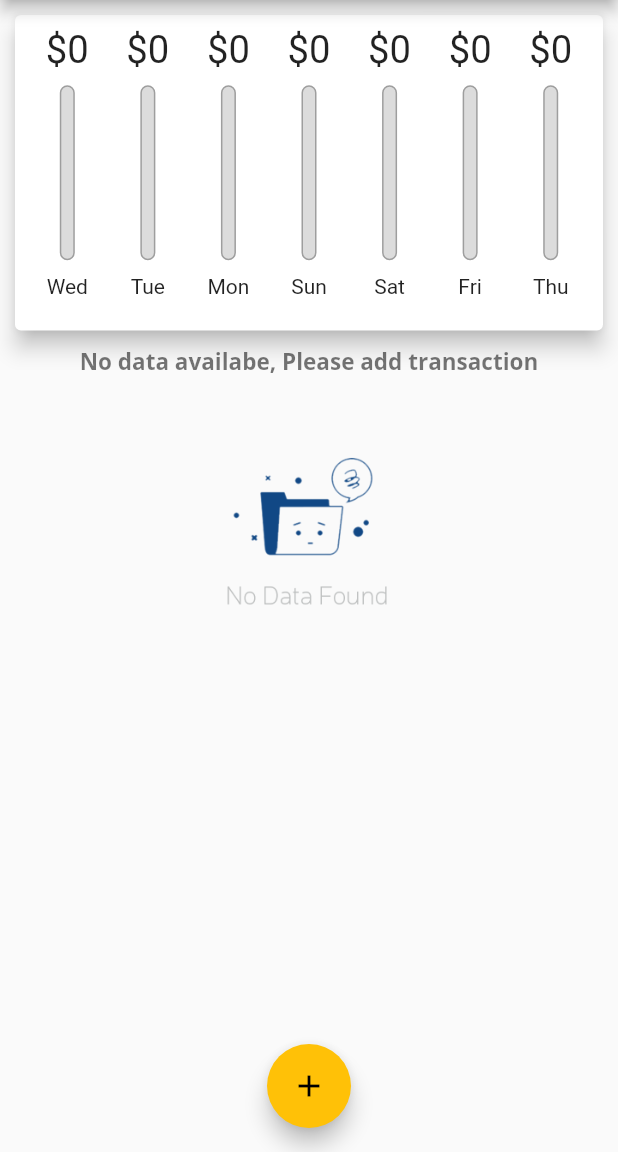
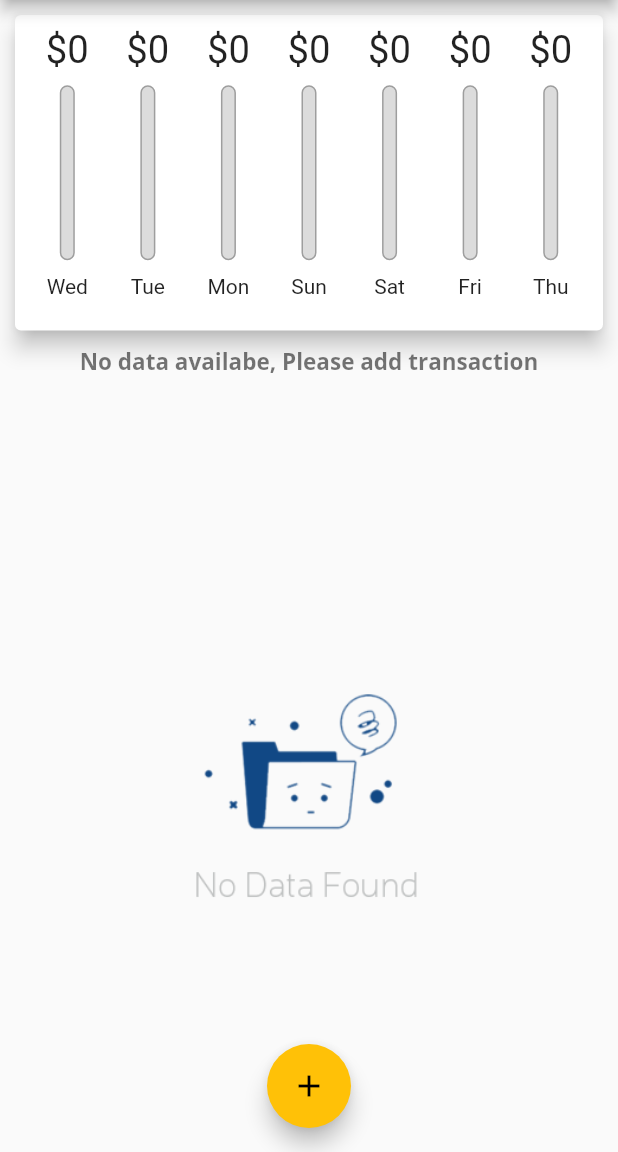
Before and after one commit to shshamim63/Flutter-exxpense-app, a Flutter app: the screen it shows after launch, on a phone screen of 412 x 824 dp, the part 84-1236 px from its top. Run offline on Flutter 3.47's test engine with Material 2 defaults, Android fonts, the phone set to English and light mode, and no system bars.

Commit message:
Fixed no image data height for landscape

```diff
--- a/lib/main.dart
+++ b/lib/main.dart
@@ -46,6 +46,13 @@ class MyHomePage extends StatefulWidget {
 
 class _MyHomePageState extends State<MyHomePage> {
   final List<Transaction> _userTransactions = [];
+  bool _showChart = false;
+
+  void _updateShowChartStatus(val) {
+    setState(() {
+      _showChart = val;
+    });
+  }
 
   List<Transaction> get _recentTransactions {
     return _userTransactions.where((uTx) {
@@ -91,6 +98,8 @@ class _MyHomePageState extends State<MyHomePage> {
 
   @override
   Widget build(BuildContext context) {
+    final isLandScapeMode =
+        MediaQuery.of(context).orientation == Orientation.landscape;
     final appBar = AppBar(
       title: const Text('Personal Expense'),
       actions: <Widget>[
@@ -103,24 +112,53 @@ class _MyHomePageState extends State<MyHomePage> {
         ),
       ],
     );
+
+    final txListWidget = SizedBox(
+      height: (MediaQuery.of(context).size.height -
+              appBar.preferredSize.height -
+              MediaQuery.of(context).padding.top) *
+          0.6,
+      child: TransactionList(_userTransactions, _removeTransaction),
+    );
+
     return Scaffold(
       appBar: appBar,
       body: SingleChildScrollView(
         child: Column(
           crossAxisAlignment: CrossAxisAlignment.stretch,
           children: <Widget>[
+            if (isLandScapeMode)
+              Row(
+                mainAxisAlignment: MainAxisAlignment.end,
+                children: [
+                  Text(
+                    'Show Chart',
+                  ),
+                  Switch(
+                    value: _showChart,
+                    onChanged: (val) => _updateShowChartStatus(val),
+                  ),
+                ],
+              ),
+            if (!isLandScapeMode)
               SizedBox(
                 height: (MediaQuery.of(context).size.height -
-                      appBar.preferredSize.height - MediaQuery.of(context).padding.top) *
+                        appBar.preferredSize.height -
+                        MediaQuery.of(context).padding.top) *
                     0.3,
                 child: Chart(_recentTransactions),
               ),
-            SizedBox(
+            if (!isLandScapeMode) txListWidget,
+            if (isLandScapeMode)
+              _showChart
+                  ? SizedBox(
                       height: (MediaQuery.of(context).size.height -
-                      appBar.preferredSize.height - MediaQuery.of(context).padding.top) *
-                  0.7,
-              child: TransactionList(_userTransactions, _removeTransaction),
-            ),
+                              appBar.preferredSize.height -
+                              MediaQuery.of(context).padding.top) *
+                          0.6,
+                      child: Chart(_recentTransactions),
+                    )
+                  : txListWidget,
           ],
         ),
       ),
--- a/lib/widgets/no_data.dart
+++ b/lib/widgets/no_data.dart
@@ -3,18 +3,22 @@ import 'package:flutter/material.dart';
 class NoData extends StatelessWidget {
   @override
   Widget build(BuildContext context) {
+    return LayoutBuilder(builder: (ctx, constraints) {
       return Column(
         children: <Widget>[
-        Text(
+          SizedBox(
+            height: constraints.maxHeight * 0.3,
+            child: Text(
               'No data availabe, Please add transaction',
               style: Theme.of(context).textTheme.headline3,
             ),
+          ),
           SizedBox(
-          height: 20,
+            height: constraints.maxHeight * 0.1,
           ),
-        Container(
-          height: 200,
-          width: 200,
+          SizedBox(
+            height: constraints.maxHeight * 0.6,
+            width: constraints.maxWidth * 0.7,
             child: Image.asset(
               'assets/images/nodata-found.png',
               fit: BoxFit.cover,
@@ -22,5 +26,6 @@ class NoData extends StatelessWidget {
           )
         ],
       );
+    });
   }
 }
```
Lines whose indentation alone changed are shown as unchanged.
